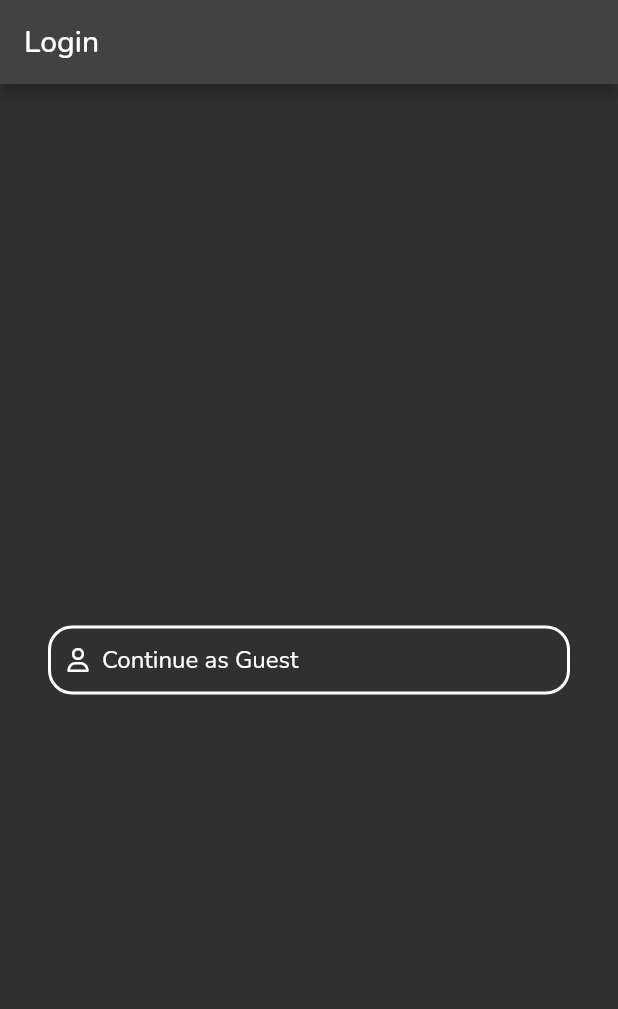
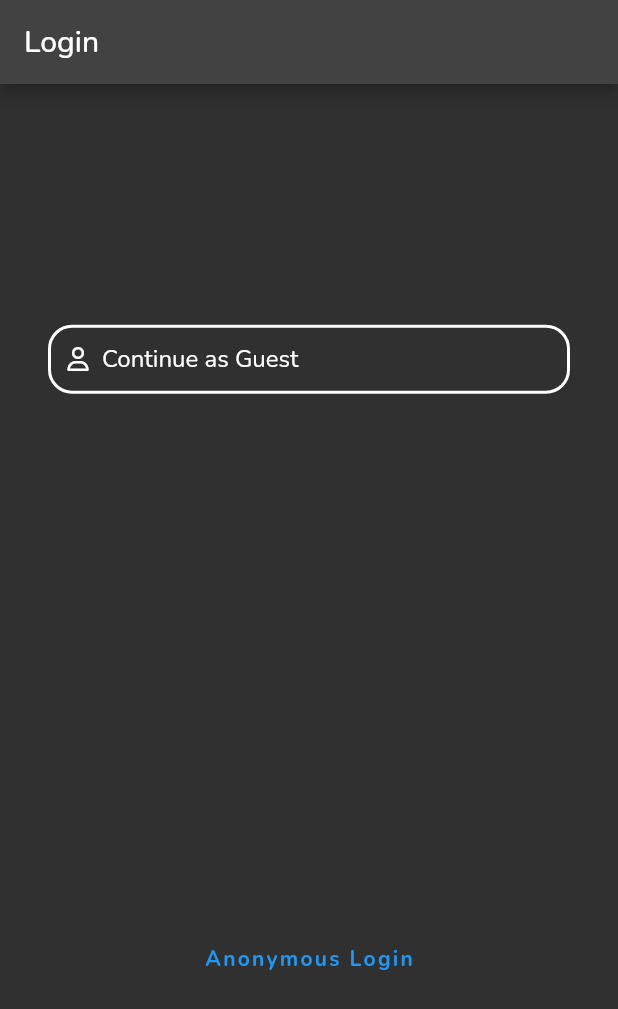
Before and after one commit to JosephFuge/quizapp, a Flutter app: the screen it shows after launch, on a phone screen of 412 x 824 dp. Shown: the top 1009 px of the screen. Run offline on Flutter 3.47's test engine with Material 2 defaults, Android fonts, the phone set to English and light mode, and no system bars; our stand-ins replace firebase_auth, firebase_core, font_awesome_flutter, google_fonts, logger; accounts and stored records are empty.

Commit message:
Anonymous login works. Custom login button is not working for unknown reason.

```diff
--- a/lib/services/auth.dart
+++ b/lib/services/auth.dart
@@ -1,13 +1,18 @@
 import 'package:firebase_auth/firebase_auth.dart';
+import 'package:logger/logger.dart';
 
 class AuthService {
   final userStream = FirebaseAuth.instance.authStateChanges();
   final user = FirebaseAuth.instance.currentUser;
 
   Future<void> anonymousLogin() async {
+    final Logger logger = Logger(printer: PrettyPrinter());
     try {
-      await FirebaseAuth.instance.signInAnonymously();
+      final UserCredential userCredential =
+          await FirebaseAuth.instance.signInAnonymously();
+      logger.e('Anonymous Login Succeeded: ${userCredential.user}');
     } on FirebaseAuthException catch (exception) {
+      logger.e('Anonymous Login Failed: ${exception.message}');
       // handle exception
     }
   }
--- a/lib/views/pages/login.dart
+++ b/lib/views/pages/login.dart
@@ -1,5 +1,6 @@
 import 'package:flutter/material.dart';
 import 'package:font_awesome_flutter/font_awesome_flutter.dart';
+import 'package:logger/logger.dart';
 import 'package:quizapp/services/auth.dart';
 
 class LoginPage extends StatelessWidget {
@@ -18,7 +19,20 @@ class LoginPage extends StatelessWidget {
           LoginButton(
               text: 'Continue as Guest',
               icon: FontAwesomeIcons.user,
-              loginMethod: AuthService().anonymousLogin)
+              loginMethod: () {
+                final Logger logger = Logger(printer: PrettyPrinter());
+                logger.d('Anonymous Login Button Tapped');
+                AuthService().anonymousLogin();
+              }),
+          const SizedBox(height: 32),
+          TextButton(
+            onPressed: () async {
+              final Logger logger = Logger(printer: PrettyPrinter());
+              logger.d('Anonymous Login TextButton Tapped');
+              AuthService().anonymousLogin();
+            },
+            child: const Text('Anonymous Login'),
+          ),
         ],
       ),
     );
@@ -41,7 +55,9 @@ class LoginButton extends StatelessWidget {
     return Padding(
       padding: const EdgeInsets.symmetric(horizontal: 32.0),
       child: GestureDetector(
+        behavior: HitTestBehavior.translucent,
         onTap: () => loginMethod,
+        child: AbsorbPointer(
           child: DecoratedBox(
             decoration: BoxDecoration(
               border: Border.all(width: 2.0, color: Colors.white),
@@ -62,6 +78,7 @@ class LoginButton extends StatelessWidget {
             ),
           ),
         ),
+      ),
     );
   }
 }
--- a/pubspec.yaml
+++ b/pubspec.yaml
@@ -43,6 +43,7 @@ dependencies:
   crypto: ^3.0.2
   google_fonts: ^4.0.3
   font_awesome_flutter: ^10.4.0
+  logger: ^1.3.0
 
 
 
```
Also changed, not shown: pubspec.lock, 3 other files. Lines whose indentation alone changed are shown as unchanged.
